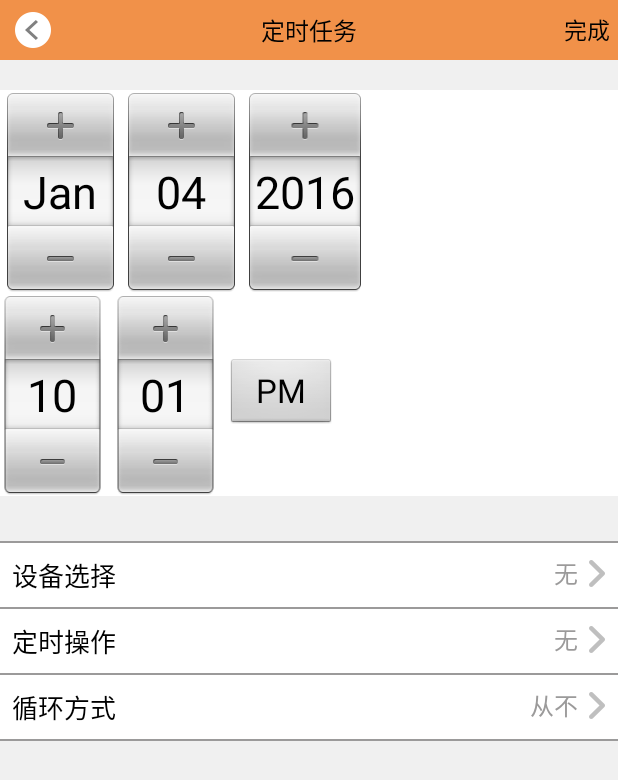
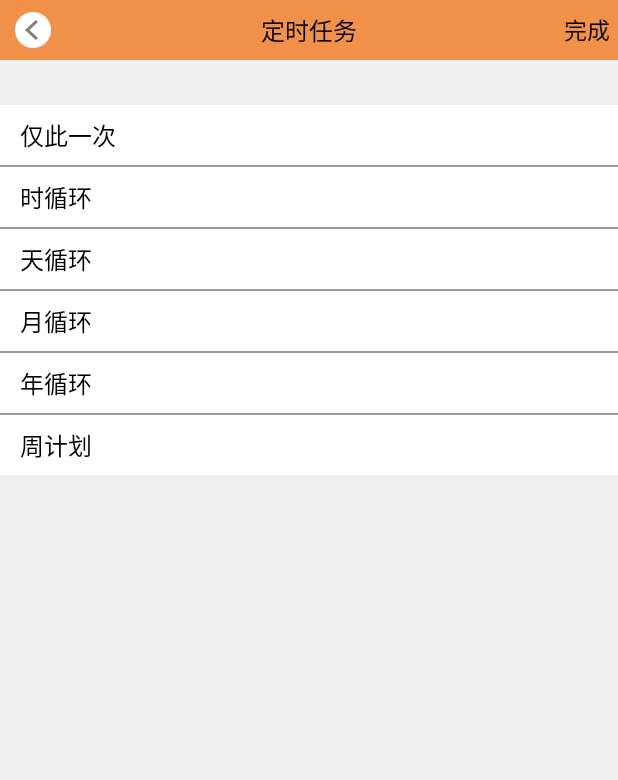
Before and after one commit to jniming/smarthome, an Android app: the TimeTaskDeviceActivity screen opened directly, with no data from a screen before it, after a tap on "循环方式", on a phone screen of 412 x 824 dp. Shown: the top 780 px of the screen. Run offline under Robolectric (Android 15) with nearby library versions, the phone set to English and light mode, and no system bars.

Commit message:
201601041743

```diff
--- a/app/src/main/AndroidManifest.xml
+++ b/app/src/main/AndroidManifest.xml
@@ -374,6 +374,11 @@
             android:label="@string/app_name"
             android:screenOrientation="portrait" >
         </activity>
+        <activity
+            android:name="com.kqt.smarthome.activity.TimeTaskSettingCycleActivity"
+            android:label="@string/app_name"
+            android:screenOrientation="portrait" >
+        </activity>
     </application>
 
 </manifest>
--- a/app/src/main/java/com/kqt/smarthome/activity/TimeTaskDeviceActivity.java
+++ b/app/src/main/java/com/kqt/smarthome/activity/TimeTaskDeviceActivity.java
@@ -28,6 +28,7 @@ public class TimeTaskDeviceActivity extends BaseActivity implements
     private TextView way, type_t, action_t;
     public int TYPECODE = 20;
     private int typeId = 0;
+    private int CYCLE = 30;
 
     private Handler handler = new Handler() {
         @Override
@@ -137,7 +138,9 @@ public class TimeTaskDeviceActivity extends BaseActivity implements
             intent.setClass(this, TimeTaskSettingTypeActivity.class);
             startActivityForResult(intent, TYPECODE);
         } else if (v.getId() == timetask_layout.getId()) {
-
+            Intent intent = new Intent();
+            intent.setClass(this, TimeTaskSettingCycleActivity.class);
+            startActivityForResult(intent, CYCLE);
 
         } else if (v.getId() == aciton.getId()) {
 
--- /dev/null
+++ b/app/src/main/java/com/kqt/smarthome/activity/TimeTaskListActivity.java
@@ -0,0 +1,109 @@
+package com.kqt.smarthome.activity;
+
+import android.app.Activity;
+import android.content.Intent;
+import android.os.Bundle;
+import android.os.Handler;
+import android.os.Message;
+import android.view.View;
+
+import com.accloud.cloudservice.AC;
+import com.accloud.cloudservice.PayloadCallback;
+import com.accloud.service.ACException;
+import com.accloud.service.ACTimerTask;
+import com.kqt.smarthome.R;
+import com.kqt.smarthome.adpter.TimeTaskListAdpter;
+import com.kqt.smarthome.util.Ttoast;
+import com.kqt.smarthome.util.Util;
+import com.kqt.smarthome.view.XListView;
+
+import java.util.List;
+
+/**
+ * Created by Administrator on 2016/1/4.
+ */
+public class TimeTaskListActivity extends BaseActivity implements XListView.IXListViewListener {
+    private List<ACTimerTask> timerTasks;
+    private TimeTaskListAdpter adpter;
+    private XListView listview;
+    private int RESOULT = 0;
+    private Handler handler = new Handler() {
+        @Override
+        public void handleMessage(Message msg) {
+            super.handleMessage(msg);
+            listview.stopRefresh();
+            listview.stopLoadMore();
+            listview.setRefreshTime(Util.getNowTime());
+            adpter.notifyDataSetChanged();
+
+        }
+    };
+
+
+    @Override
+    protected void onCreate(Bundle savedInstanceState) {
+        super.onCreate(savedInstanceState);
+        setContentView(R.layout.timetask_list);
+        setTitle(getString(R.string.time_task_list_title));
+        setNaView(R.drawable.left_back, "", 0, "", 0, "", R.drawable.add_device_selector, "");
+        listview = (XListView) findViewById(R.id.time_task_list_listview);
+        adpter = new TimeTaskListAdpter(timerTasks, this);
+        listview.setPullLoadEnable(false);
+        listview.setIXListViewListener(this);
+        listview.setAdapter(adpter);
+
+        queryTimeTaskList();
+    }
+
+    /**
+     * 查询定时任务列表
+     */
+    private void queryTimeTaskList() {
+        AC.timerMgr().listTasks(BoxSettingActivity.device.getDeviceid(), new PayloadCallback<List<ACTimerTask>>() {
+            @Override
+            public void success(List<ACTimerTask> timerTasks) {
+                //通过logcat查看获取到的定时任务列表进行显示或下一步操作
+                TimeTaskListActivity.this.timerTasks = timerTasks;
+                handler.sendEmptyMessage(0);
+            }
+
+            @Override
+            public void error(ACException e) {
+                //参数无误下一般为网络错误
+                Ttoast.show(TimeTaskListActivity.this, "网路错误");
+            }
+        });
+
+
+    }
+
+    @Override
+    protected void onActivityResult(int requestCode, int resultCode, Intent data) {
+        super.onActivityResult(requestCode, resultCode, data);
+        if (resultCode == Activity.RESULT_OK) {
+            queryTimeTaskList();
+
+        }
+
+    }
+
+    @Override
+    public void viewEvent(TitleBar titleBar, View v) {
+        if (titleBar == TitleBar.RIGHT) {
+            Intent Intent = new Intent(this, TimeTaskDeviceActivity.class);
+            startActivityForResult(Intent, RESOULT);
+
+        } else
+            back();
+    }
+
+    @Override
+    public void onRefresh() {
+        queryTimeTaskList();
+    }
+
+    @Override
+    public void onLoadMore() {
+
+    }
+}
--- /dev/null
+++ b/app/src/main/java/com/kqt/smarthome/activity/TimeTaskSettingCycleActivity.java
@@ -0,0 +1,97 @@
+package com.kqt.smarthome.activity;
+
+import android.content.Intent;
+import android.os.Bundle;
+import android.os.Handler;
+import android.os.Message;
+import android.view.View;
+import android.view.View.OnClickListener;
+import android.widget.FrameLayout;
+import android.widget.LinearLayout;
+
+import com.kqt.smarthome.R;
+
+
+public class TimeTaskSettingCycleActivity extends BaseActivity implements
+        OnClickListener {
+
+    private boolean[] ischose = new boolean[]{false, false, false, false, false, false};
+    private Handler handler = new Handler() {
+        @Override
+        public void handleMessage(Message msg) {
+            super.handleMessage(msg);
+            timeTaskCycleOnceLt.setVisibility(ischose[0] ? View.VISIBLE : View.GONE);
+            timeTaskCycleHoursLt.setVisibility(ischose[1] ? View.VISIBLE : View.GONE);
+            timeTaskCycleDayLt.setVisibility(ischose[2] ? View.VISIBLE : View.GONE);
+            timeTaskCycleMouthLt.setVisibility(ischose[3] ? View.VISIBLE : View.GONE);
+            timeTaskCycleYearLt.setVisibility(ischose[4] ? View.VISIBLE : View.GONE);
+            timeTaskCycleWeekLt.setVisibility(ischose[5] ? View.VISIBLE : View.GONE);
+
+        }
+    };
+    private FrameLayout timeTaskCycleOnce;
+    private LinearLayout timeTaskCycleOnceLt;
+    private FrameLayout timeTaskCycleHours;
+    private LinearLayout timeTaskCycleHoursLt;
+    private FrameLayout timeTaskCycleDay;
+    private LinearLayout timeTaskCycleDayLt;
+    private FrameLayout timeTaskCycleMouth;
+    private LinearLayout timeTaskCycleMouthLt;
+    private FrameLayout timeTaskCycleYear;
+    private LinearLayout timeTaskCycleYearLt;
+    private FrameLayout timeTaskCycleWeek;
+    private LinearLayout timeTaskCycleWeekLt;
+
+    private void assignViews() {
+        timeTaskCycleOnce = (FrameLayout) findViewById(R.id.time_task_cycle_once);
+        timeTaskCycleOnceLt = (LinearLayout) findViewById(R.id.time_task_cycle_once_lt);
+        timeTaskCycleHours = (FrameLayout) findViewById(R.id.time_task_cycle_hours);
+        timeTaskCycleHoursLt = (LinearLayout) findViewById(R.id.time_task_cycle_hours_lt);
+        timeTaskCycleDay = (FrameLayout) findViewById(R.id.time_task_cycle_day);
+        timeTaskCycleDayLt = (LinearLayout) findViewById(R.id.time_task_cycle_day_lt);
+        timeTaskCycleMouth = (FrameLayout) findViewById(R.id.time_task_cycle_mouth);
+        timeTaskCycleMouthLt = (LinearLayout) findViewById(R.id.time_task_cycle_mouth_lt);
+        timeTaskCycleYear = (FrameLayout) findViewById(R.id.time_task_cycle_year);
+        timeTaskCycleYearLt = (LinearLayout) findViewById(R.id.time_task_cycle_year_lt);
+        timeTaskCycleWeek = (FrameLayout) findViewById(R.id.time_task_cycle_week);
+        timeTaskCycleWeekLt = (LinearLayout) findViewById(R.id.time_task_cycle_week_lt);
+        timeTaskCycleOnce.setOnClickListener(this);
+        timeTaskCycleHours.setOnClickListener(this);
+        timeTaskCycleDay.setOnClickListener(this);
+        timeTaskCycleMouth.setOnClickListener(this);
+        timeTaskCycleYear.setOnClickListener(this);
+        timeTaskCycleWeek.setOnClickListener(this);
+    }
+
+
+    @Override
+    protected void onCreate(Bundle savedInstanceState) {
+        // TODO Auto-generated method stub
+        super.onCreate(savedInstanceState);
+        setContentView(R.layout.time_task_setting_cycle);
+        setTitle("定时任务");
+        setNaView(R.drawable.left_back, "", 0, "", 0, "", 0, "完成");
+        assignViews();
+        handler.sendEmptyMessage(0);
+    }
+
+    @Override
+    public void viewEvent(TitleBar titleBar, View v) {
+        if (titleBar == TitleBar.RIGHT) {
+
+        } else {
+
+            back();
+        }
+    }
+
+
+    @Override
+    protected void onActivityResult(int requestCode, int resultCode, Intent data) {
+        super.onActivityResult(requestCode, resultCode, data);
+    }
+
+    @Override
+    public void onClick(View v) {
+    }
+}
--- /dev/null
+++ b/app/src/main/res/layout/time_task_setting_cycle.xml
@@ -0,0 +1,243 @@
+<?xml version="1.0" encoding="utf-8"?>
+<LinearLayout xmlns:android="http://schemas.android.com/apk/res/android"
+              android:layout_width="match_parent"
+              android:layout_height="match_parent"
+              android:background="@color/gray"
+              android:orientation="vertical">
+
+    <FrameLayout
+        android:id="@+id/time_task_cycle_once"
+        android:layout_width="match_parent"
+        android:layout_height="wrap_content"
+        android:layout_marginTop="30dp"
+        android:background="@drawable/time_task_item_bg"
+        android:padding="8dp">
+
+        <TextView
+            android:layout_width="wrap_content"
+            android:layout_height="wrap_content"
+            android:layout_gravity="left"
+            android:layout_marginLeft="5dp"
+            android:text="仅此一次"
+            android:textColor="@color/back"
+            android:textSize="16sp"/>
+
+        <LinearLayout
+            android:id="@+id/time_task_cycle_once_lt"
+            android:layout_width="wrap_content"
+            android:layout_height="wrap_content"
+            android:layout_gravity="right"
+            android:layout_marginRight="5dp"
+            android:gravity="center_vertical"
+            android:orientation="horizontal"
+            android:visibility="gone">
+
+            <ImageView
+                android:layout_width="wrap_content"
+                android:layout_height="wrap_content"
+                android:layout_marginLeft="5dp"
+                android:src="@drawable/chose"/>
+        </LinearLayout>
+    </FrameLayout>
+
+    <LinearLayout
+        android:layout_width="match_parent"
+        android:layout_height="1dp"
+        android:background="@color/gray_2"></LinearLayout>
+
+    <FrameLayout
+        android:id="@+id/time_task_cycle_hours"
+        android:layout_width="match_parent"
+        android:layout_height="wrap_content"
+        android:background="@drawable/time_task_item_bg"
+        android:padding="8dp">
+
+        <TextView
+            android:layout_width="wrap_content"
+            android:layout_height="wrap_content"
+            android:layout_gravity="left"
+            android:layout_marginLeft="5dp"
+            android:text="时循环"
+            android:textColor="@color/back"
+            android:textSize="16sp"/>
+
+        <LinearLayout
+            android:id="@+id/time_task_cycle_hours_lt"
+            android:layout_width="wrap_content"
+            android:layout_height="wrap_content"
+            android:layout_gravity="right"
+            android:layout_marginRight="5dp"
+            android:gravity="center_vertical"
+            android:orientation="horizontal"
+            android:visibility="gone">
+
+            <ImageView
+                android:layout_width="wrap_content"
+                android:layout_height="wrap_content"
+                android:layout_marginLeft="5dp"
+                android:src="@drawable/chose"/>
+        </LinearLayout>
+    </FrameLayout>
+
+    <LinearLayout
+        android:layout_width="match_parent"
+        android:layout_height="1dp"
+        android:background="@color/gray_2"></LinearLayout>
+
+    <FrameLayout
+        android:id="@+id/time_task_cycle_day"
+        android:layout_width="match_parent"
+        android:layout_height="wrap_content"
+        android:background="@drawable/time_task_item_bg"
+        android:padding="8dp">
+
+        <TextView
+            android:layout_width="wrap_content"
+            android:layout_height="wrap_content"
+            android:layout_gravity="left"
+            android:layout_marginLeft="5dp"
+            android:text="天循环"
+            android:textColor="@color/back"
+            android:textSize="16sp"/>
+
+        <LinearLayout
+            android:id="@+id/time_task_cycle_day_lt"
+            android:layout_width="wrap_content"
+            android:layout_height="wrap_content"
+            android:layout_gravity="right"
+            android:layout_marginRight="5dp"
+            android:gravity="center_vertical"
+            android:orientation="horizontal"
+            android:visibility="gone">
+
+            <ImageView
+                android:layout_width="wrap_content"
+                android:layout_height="wrap_content"
+                android:layout_marginLeft="5dp"
+                android:src="@drawable/chose"/>
+        </LinearLayout>
+    </FrameLayout>
+
+    <LinearLayout
+        android:layout_width="match_parent"
+        android:layout_height="1dp"
+        android:background="@color/gray_2"></LinearLayout>
+
+    <FrameLayout
+        android:id="@+id/time_task_cycle_mouth"
+        android:layout_width="match_parent"
+        android:layout_height="wrap_content"
+        android:background="@drawable/time_task_item_bg"
+        android:padding="8dp">
+
+        <TextView
+            android:layout_width="wrap_content"
+            android:layout_height="wrap_content"
+            android:layout_gravity="left"
+            android:layout_marginLeft="5dp"
+            android:text="月循环"
+            android:textColor="@color/back"
+            android:textSize="16sp"/>
+
+        <LinearLayout
+            android:id="@+id/time_task_cycle_mouth_lt"
+            android:layout_width="wrap_content"
+            android:layout_height="wrap_content"
+            android:layout_gravity="right"
+            android:layout_marginRight="5dp"
+            android:gravity="center_vertical"
+            android:orientation="horizontal"
+            android:visibility="gone">
+
+            <ImageView
+                android:layout_width="wrap_content"
+                android:layout_height="wrap_content"
+                android:layout_marginLeft="5dp"
+                android:src="@drawable/chose"/>
+        </LinearLayout>
+    </FrameLayout>
+
+    <LinearLayout
+        android:layout_width="match_parent"
+        android:layout_height="1dp"
+        android:background="@color/gray_2"></LinearLayout>
+
+    <FrameLayout
+        android:id="@+id/time_task_cycle_year"
+        android:layout_width="match_parent"
+        android:layout_height="wrap_content"
+        android:background="@drawable/time_task_item_bg"
+        android:padding="8dp">
+
+        <TextView
+            android:layout_width="wrap_content"
+            android:layout_height="wrap_content"
+            android:layout_gravity="left"
+            android:layout_marginLeft="5dp"
+            android:text="年循环"
+            android:textColor="@color/back"
+            android:textSize="16sp"/>
+
+        <LinearLayout
+            android:id="@+id/time_task_cycle_year_lt"
+            android:layout_width="wrap_content"
+            android:layout_height="wrap_content"
+            android:layout_gravity="right"
+            android:layout_marginRight="5dp"
+            android:gravity="center_vertical"
+            android:orientation="horizontal"
+            android:visibility="gone">
+
+            <ImageView
+                android:layout_width="wrap_content"
+                android:layout_height="wrap_content"
+                android:layout_marginLeft="5dp"
+                android:src="@drawable/chose"/>
+        </LinearLayout>
+    </FrameLayout>
+
+    <LinearLayout
+        android:layout_width="match_parent"
+        android:layout_height="1dp"
+        android:background="@color/gray_2"></LinearLayout>
+
+    <FrameLayout
+        android:id="@+id/time_task_cycle_week"
+        android:layout_width="match_parent"
+        android:layout_height="wrap_content"
+        android:background="@drawable/time_task_item_bg"
+        android:padding="8dp">
+
+        <TextView
+            android:layout_width="wrap_content"
+            android:layout_height="wrap_content"
+            android:layout_gravity="left"
+            android:layout_marginLeft="5dp"
+            android:text="周计划"
+            android:textColor="@color/back"
+            android:textSize="16sp"/>
+
+        <LinearLayout  android:id="@+id/time_task_cycle_week_lt"
+            android:layout_width="wrap_content"
+            android:layout_height="wrap_content"
+            android:layout_gravity="right"
+            android:layout_marginRight="5dp"
+            android:gravity="center_vertical"
+            android:orientation="horizontal"
+            >
+
+            <TextView
+                android:layout_width="wrap_content"
+                android:layout_height="wrap_content"
+                android:text="周五"/>
+
+
+            <ImageView
+                android:layout_width="wrap_content"
+                android:layout_height="wrap_content"
+                android:layout_marginLeft="5dp"
+                android:src="@drawable/index_arrow"/>
+        </LinearLayout>
+    </FrameLayout>
+
+</LinearLayout>
```
